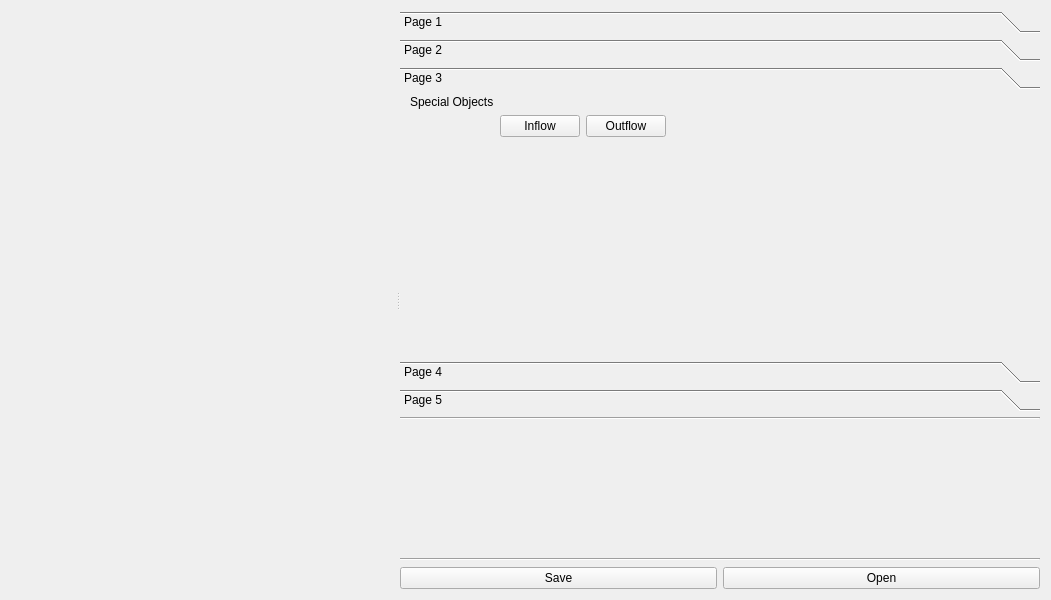
Old version of the form src/designer/designer.ui in the repository ClemensDegasper/SceneDesigner.
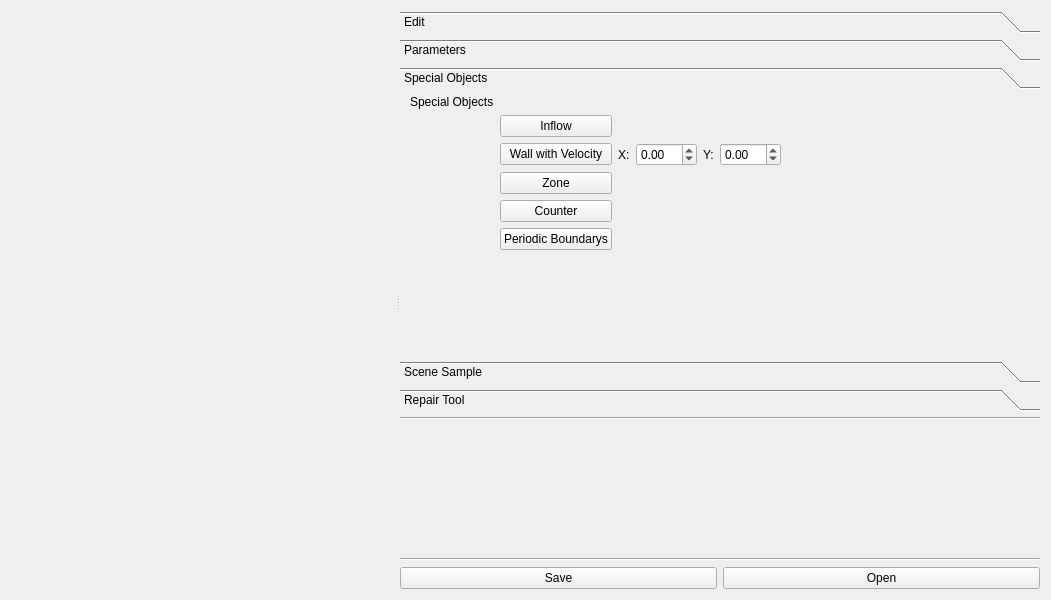
New version of the form. The open tabs and pages were chosen to show the change. Icons and pictures are not drawn. Custom widgets are drawn as their Qt base class.

Commit message: added some more special objects inflow, counter, zones, walls with velocities and peridic walls

Patch:
```diff
--- a/src/designer/designer.ui
+++ b/src/designer/designer.ui
@@ -114,7 +114,7 @@
            </size>
           </property>
           <attribute name="label">
-           <string>Page 1</string>
+           <string>Edit</string>
           </attribute>
           <widget class="QGroupBox" name="groupBoxEdit">
            <property name="geometry">
@@ -338,7 +338,7 @@
            </rect>
           </property>
           <attribute name="label">
-           <string>Page 2</string>
+           <string>Parameters</string>
           </attribute>
           <widget class="QGroupBox" name="groupBoxParameters">
            <property name="geometry">
@@ -634,7 +634,7 @@
            <string/>
           </property>
           <attribute name="label">
-           <string>Page 3</string>
+           <string>Special Objects</string>
           </attribute>
           <widget class="QWidget" name="gridLayoutWidget_2">
            <property name="geometry">
@@ -646,14 +646,10 @@
             </rect>
            </property>
            <layout class="QGridLayout" name="gridLayout_3">
-            <item row="1" column="2">
-             <widget class="QPushButton" name="buttonOutflow">
-              <property name="text">
-               <string>Outflow</string>
-              </property>
-              <property name="icon">
-               <iconset>
-                <normaloff>../../outflow.jpg</normaloff>../../outflow.jpg</iconset>
+            <item row="2" column="5">
+             <widget class="QDoubleSpinBox" name="spbVelo_2">
+              <property name="minimum">
+               <double>-99.989999999999995</double>
               </property>
              </widget>
             </item>
@@ -664,7 +660,7 @@
               </property>
              </widget>
             </item>
-            <item row="3" column="0">
+            <item row="7" column="0">
              <spacer name="verticalSpacer_4">
               <property name="orientation">
                <enum>Qt::Vertical</enum>
@@ -688,7 +684,14 @@
               </property>
              </widget>
             </item>
-            <item row="1" column="3">
+            <item row="2" column="1">
+             <widget class="QPushButton" name="buttonWallVelo">
+              <property name="text">
+               <string>Wall with Velocity</string>
+              </property>
+             </widget>
+            </item>
+            <item row="2" column="6">
              <spacer name="horizontalSpacer_7">
               <property name="orientation">
                <enum>Qt::Horizontal</enum>
@@ -701,6 +704,52 @@
               </property>
              </spacer>
             </item>
+            <item row="2" column="3">
+             <widget class="QDoubleSpinBox" name="spbVeloX">
+              <property name="minimum">
+               <double>-99.989999999999995</double>
+              </property>
+             </widget>
+            </item>
+            <item row="2" column="4">
+             <widget class="QLabel" name="spbVeloY">
+              <property name="text">
+               <string>Y:</string>
+              </property>
+             </widget>
+            </item>
+            <item row="3" column="1">
+             <widget class="QPushButton" name="buttonZone">
+              <property name="text">
+               <string>Zone</string>
+              </property>
+             </widget>
+            </item>
+            <item row="2" column="2">
+             <widget class="QLabel" name="label_6">
+              <property name="text">
+               <string>X:</string>
+              </property>
+             </widget>
+            </item>
+            <item row="4" column="1">
+             <widget class="QPushButton" name="buttonCounter">
+              <property name="text">
+               <string>Counter</string>
+              </property>
+              <property name="icon">
+               <iconset>
+                <normaloff>../../outflow.jpg</normaloff>../../outflow.jpg</iconset>
+              </property>
+             </widget>
+            </item>
+            <item row="5" column="1">
+             <widget class="QPushButton" name="buttonPeriodicBoundarys">
+              <property name="text">
+               <string>Periodic Boundarys</string>
+              </property>
+             </widget>
+            </item>
            </layout>
           </widget>
          </widget>
@@ -714,7 +763,7 @@
            </rect>
           </property>
           <attribute name="label">
-           <string>Page 4</string>
+           <string>Scene Sample</string>
           </attribute>
           <widget class="QWidget" name="verticalLayoutWidget">
            <property name="geometry">
@@ -847,7 +896,7 @@
            </rect>
           </property>
           <attribute name="label">
-           <string>Page 5</string>
+           <string>Repair Tool</string>
           </attribute>
           <widget class="QWidget" name="gridLayoutWidget">
            <property name="geometry">
```
Left out of the diff: 6 changed lines with no effect on the pictures. The commit also changes 2 other files.
